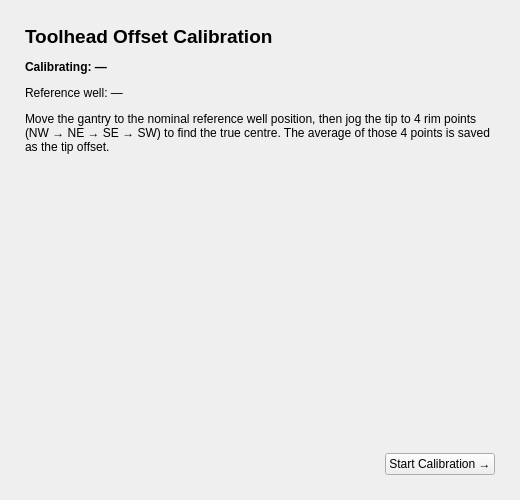
Above: devices/gantry/frontend/ui/toolhead_calibration_dialog.ui from RxnRover/RxnBench before the change. Below: the same form after it.
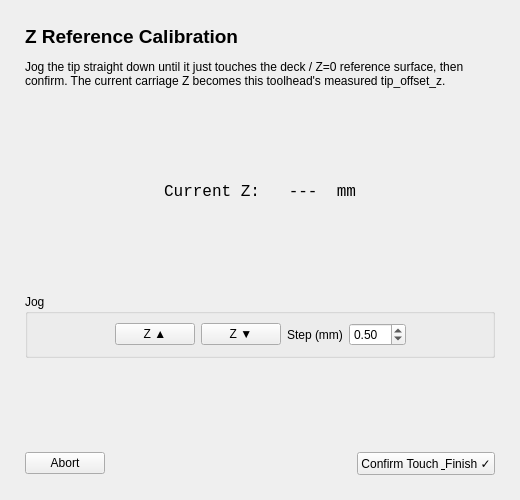
That is the form after the change. The open tabs and pages were chosen to show the change.

Commit message: positioning fixes, now able to home gantry relative to one corner (out of four), UI signal adjustments - Last homed now works, active toolhead now works, Last Calibrated now works - Skeleton code of Camera, and other things

What changed in the file:
```diff
--- a/devices/gantry/frontend/ui/toolhead_calibration_dialog.ui
+++ b/devices/gantry/frontend/ui/toolhead_calibration_dialog.ui
@@ -40,7 +40,7 @@
        </item>
        <item>
         <widget class="QLabel" name="intro_body">
-         <property name="text"><string>Move the gantry to the nominal reference well position, then jog the tip to 4 rim points (NW → NE → SE → SW) to find the true centre. The average of those 4 points is saved as the tip offset.</string></property>
+         <property name="text"><string>Start automatically moves through the reference well and its plate's other 3 corner wells in turn - only a small manual jog is needed to centre the tip at each before confirming. The average across all of them is saved as the tip offset.</string></property>
          <property name="wordWrap"><bool>true</bool></property>
         </widget>
        </item>
@@ -304,8 +304,119 @@
          </item>
          <item>
           <widget class="QPushButton" name="accept_cal_btn">
-           <property name="text"><string>Accept &amp; Save ✓</string></property>
-           <property name="minimumWidth"><number>130</number></property>
+           <property name="text"><string>Accept &amp; Continue →</string></property>
+           <property name="minimumWidth"><number>150</number></property>
+          </widget>
+         </item>
+        </layout>
+       </item>
+      </layout>
+     </widget>
+
+     <!-- ── Page 3: Z touch ── -->
+     <widget class="QWidget" name="page_z_touch">
+      <layout class="QVBoxLayout" name="z_touch_layout">
+       <property name="spacing"><number>12</number></property>
+       <item>
+        <widget class="QLabel" name="z_touch_title">
+         <property name="text"><string>Z Reference Calibration</string></property>
+         <property name="font"><font><pointsize>14</pointsize><bold>true</bold></font></property>
+        </widget>
+       </item>
+       <item>
+        <widget class="QLabel" name="z_touch_body">
+         <property name="text"><string>Jog the tip straight down until it just touches the deck / Z=0 reference surface, then confirm. The current carriage Z becomes this toolhead's measured tip_offset_z.</string></property>
+         <property name="wordWrap"><bool>true</bool></property>
+        </widget>
+       </item>
+       <item>
+        <spacer>
+         <property name="orientation"><enum>Qt::Orientation::Vertical</enum></property>
+         <property name="sizeHint" stdset="0"><size><width>20</width><height>10</height></size></property>
+        </spacer>
+       </item>
+       <item>
+        <widget class="QLabel" name="z_current_lbl">
+         <property name="text"><string>Current Z:   ---  mm</string></property>
+         <property name="font"><font><family>monospace</family><pointsize>12</pointsize></font></property>
+         <property name="alignment"><set>Qt::AlignmentFlag::AlignCenter</set></property>
+        </widget>
+       </item>
+       <item>
+        <spacer>
+         <property name="orientation"><enum>Qt::Orientation::Vertical</enum></property>
+         <property name="sizeHint" stdset="0"><size><width>20</width><height>10</height></size></property>
+        </spacer>
+       </item>
+       <item>
+        <widget class="QGroupBox" name="z_jog_group">
+         <property name="title"><string>Jog</string></property>
+         <layout class="QHBoxLayout">
+          <item>
+           <spacer>
+            <property name="orientation"><enum>Qt::Orientation::Horizontal</enum></property>
+            <property name="sizeHint" stdset="0"><size><width>40</width><height>20</height></size></property>
+           </spacer>
+          </item>
+          <item>
+           <widget class="QPushButton" name="z_jog_pos_btn">
+            <property name="text"><string>Z ▲</string></property>
+            <property name="maximumWidth"><number>60</number></property>
+           </widget>
+          </item>
+          <item>
+           <widget class="QPushButton" name="z_jog_neg_btn">
+            <property name="text"><string>Z ▼</string></property>
+            <property name="maximumWidth"><number>60</number></property>
+           </widget>
+          </item>
+          <item>
+           <widget class="QLabel">
+            <property name="text"><string>Step (mm)</string></property>
+           </widget>
+          </item>
+          <item>
+           <widget class="QDoubleSpinBox" name="z_jog_step_spin">
+            <property name="minimum"><double>0.100000000000000</double></property>
+            <property name="maximum"><double>10.000000000000000</double></property>
+            <property name="singleStep"><double>0.100000000000000</double></property>
+            <property name="value"><double>0.500000000000000</double></property>
+            <property name="maximumWidth"><number>80</number></property>
+           </widget>
+          </item>
+          <item>
+           <spacer>
+            <property name="orientation"><enum>Qt::Orientation::Horizontal</enum></property>
+            <property name="sizeHint" stdset="0"><size><width>40</width><height>20</height></size></property>
+           </spacer>
+          </item>
+         </layout>
+        </widget>
+       </item>
+       <item>
+        <spacer>
+         <property name="orientation"><enum>Qt::Orientation::Vertical</enum></property>
+         <property name="sizeHint" stdset="0"><size><width>20</width><height>20</height></size></property>
+        </spacer>
+       </item>
+       <item>
+        <layout class="QHBoxLayout">
+         <item>
+          <widget class="QPushButton" name="abort_z_btn">
+           <property name="text"><string>Abort</string></property>
+           <property name="maximumWidth"><number>70</number></property>
+          </widget>
+         </item>
+         <item>
+          <spacer>
+           <property name="orientation"><enum>Qt::Orientation::Horizontal</enum></property>
+           <property name="sizeHint" stdset="0"><size><width>40</width><height>20</height></size></property>
+          </spacer>
+         </item>
+         <item>
+          <widget class="QPushButton" name="confirm_z_touch_btn">
+           <property name="text"><string>Confirm Touch &amp; Finish ✓</string></property>
+           <property name="minimumWidth"><number>180</number></property>
           </widget>
          </item>
         </layout>
```
Left out of the diff: 29 changed lines with no effect on the pictures. The commit also changes 87 other files.
